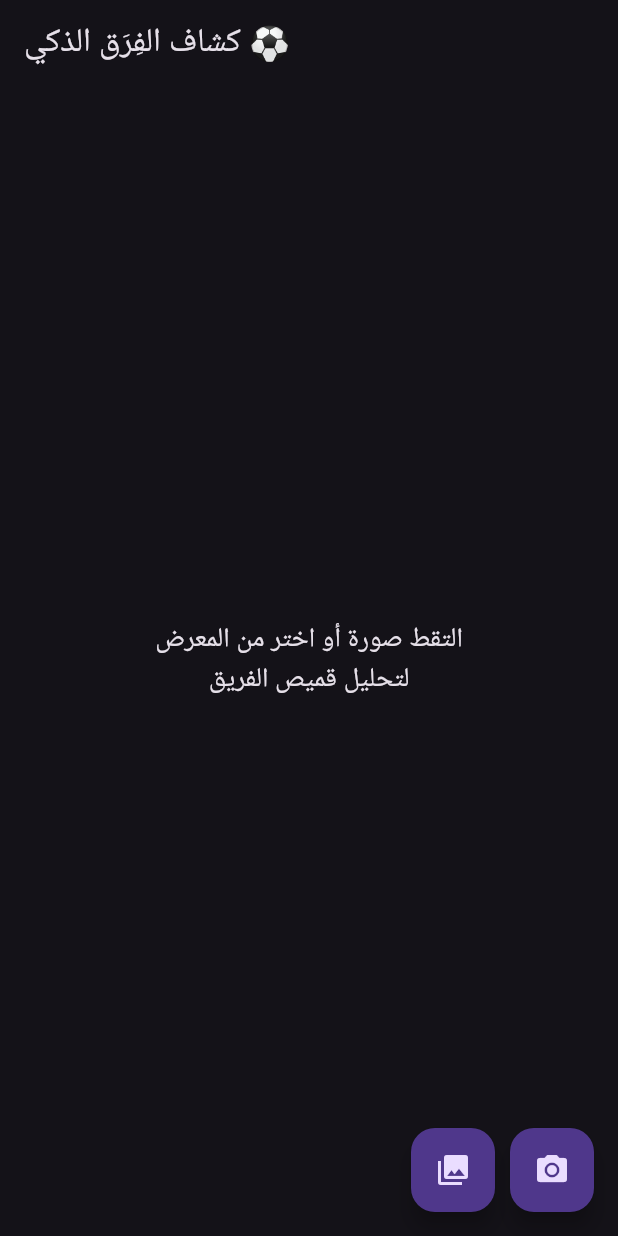
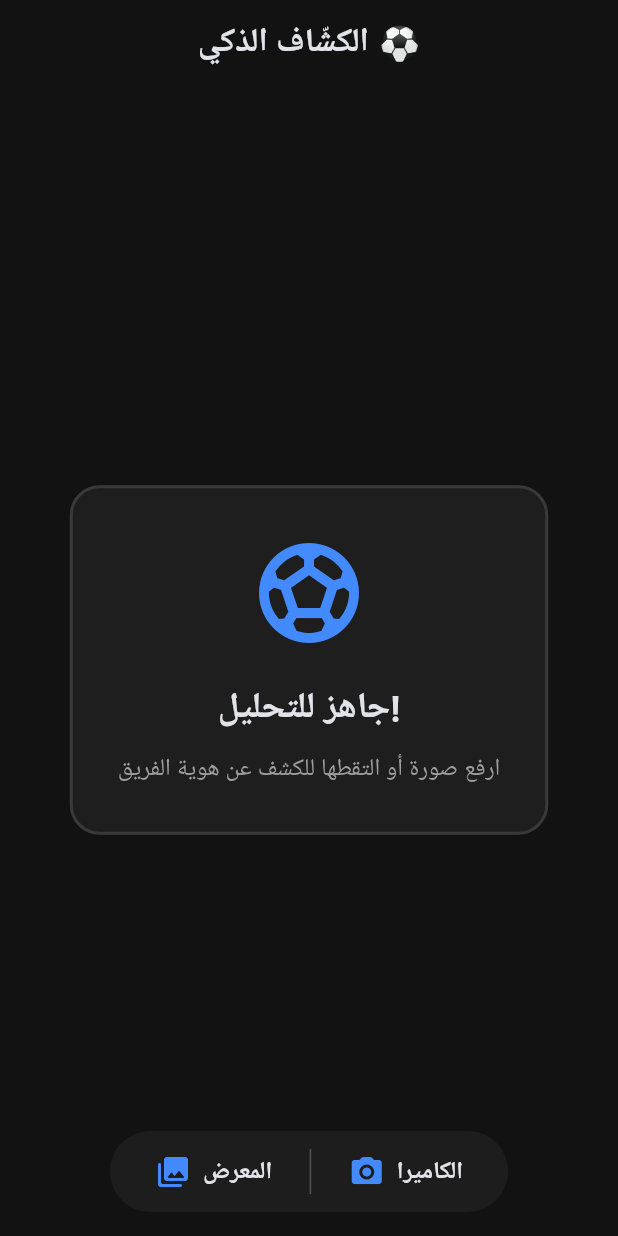
Before and after one commit to anas56u/Classico-App, a Flutter app: the screen it shows after launch, on a phone screen of 412 x 824 dp. Run offline on Flutter 3.47's test engine with Material 3 defaults, Android fonts, the phone set to English and light mode, and no system bars; our stand-ins replace flutter_bloc, image_picker; missing offline and left inert: tflite_v2.

Commit message:
complete App

```diff
--- a/lib/main.dart
+++ b/lib/main.dart
@@ -8,7 +8,14 @@ import 'ai_repository.dart';
 void main() {
   runApp(
     MaterialApp(
-      theme: ThemeData.dark(), // ثيم داكن احترافي
+      theme: ThemeData(
+        useMaterial3: true,
+        colorScheme: ColorScheme.fromSeed(
+          seedColor: Colors.blueAccent,
+          brightness: Brightness.dark,
+        ),
+        scaffoldBackgroundColor: const Color(0xFF121212),
+      ),
       debugShowCheckedModeBanner: false,
       home: BlocProvider(
         create: (context) => ClassifierCubit(AiRepository()),
@@ -24,61 +31,212 @@ class SportsClassifierScreen extends StatelessWidget {
   @override
   Widget build(BuildContext context) {
     return Scaffold(
-      appBar: AppBar(title: const Text('كشاف الفِرَق الذكي ⚽')),
-      body: Center(
+      appBar: AppBar(
+        title: const Text(
+          'الكشّاف الذكي ⚽',
+          style: TextStyle(fontWeight: FontWeight.bold, letterSpacing: 1.2),
+        ),
+        centerTitle: true,
+        elevation: 0,
+        backgroundColor: Colors.transparent,
+      ),
+      body: SafeArea(
+        child: Padding(
+          padding: const EdgeInsets.all(20.0),
+          child: Center(
+            child: AnimatedSwitcher(
+              duration: const Duration(milliseconds: 500),
+              transitionBuilder: (Widget child, Animation<double> animation) {
+                return FadeTransition(opacity: animation, child: child);
+              },
               child: BlocBuilder<ClassifierCubit, ClassifierState>(
                 builder: (context, state) {
                   if (state is ClassifierLoading) {
-              return const CircularProgressIndicator();
+                    return _buildLoadingState();
                   } else if (state is ClassifierSuccess) {
-              return Column(
-                mainAxisAlignment: MainAxisAlignment.center,
-                children: [
-                  ClipRRect(
-                    borderRadius: BorderRadius.circular(15),
-                    child: Image.file(state.image, height: 300, fit: BoxFit.cover),
-                  ),
-                  const SizedBox(height: 20),
-                  Text(
-                    "الفريق: ${state.teamName}",
-                    style: const TextStyle(fontSize: 26, fontWeight: FontWeight.bold),
-                  ),
-                  Text(
-                    "دقة الذكاء الاصطناعي: ${(state.confidence * 100).toStringAsFixed(1)}%",
-                    style: const TextStyle(fontSize: 16, color: Colors.grey),
-                  ),
-                ],
-              );
+                    return _buildSuccessState(state);
                   } else if (state is ClassifierError) {
-              return Text(state.message, style: const TextStyle(color: Colors.redAccent));
+                    return _buildErrorState(state);
                   }
-
-            // الحالة الابتدائية
-            return const Text(
-              'التقط صورة أو اختر من المعرض\nلتحليل قميص الفريق',
-              textAlign: TextAlign.center,
-              style: TextStyle(fontSize: 18),
-            );
+                  return _buildInitialState();
                 },
               ),
             ),
-      // أزرار لاختيار المصدر (كاميرا أو معرض)
-      floatingActionButton: Row(
-        mainAxisAlignment: MainAxisAlignment.end,
+          ),
+        ),
+      ),
+      floatingActionButtonLocation: FloatingActionButtonLocation.centerFloat,
+      floatingActionButton: _buildActionButtons(context),
+    );
+  }
+
+
+  Widget _buildInitialState() {
+    return Container(
+      key: const ValueKey('initial'),
+      padding: const EdgeInsets.all(30),
+      decoration: BoxDecoration(
+        color: Colors.white.withOpacity(0.05),
+        borderRadius: BorderRadius.circular(20),
+        border: Border.all(color: Colors.white12, width: 2),
+      ),
+      child: const Column(
+        mainAxisSize: MainAxisSize.min,
         children: [
-          FloatingActionButton(
-            heroTag: "gallery",
-            onPressed: () => context.read<ClassifierCubit>().pickAndClassifyImage(ImageSource.gallery),
-            child: const Icon(Icons.photo_library),
+          Icon(Icons.sports_soccer, size: 80, color: Colors.blueAccent),
+          SizedBox(height: 20),
+          Text(
+            'جاهز للتحليل!',
+            style: TextStyle(fontSize: 24, fontWeight: FontWeight.bold),
           ),
-          const SizedBox(width: 10),
-          FloatingActionButton(
-            heroTag: "camera",
-            onPressed: () => context.read<ClassifierCubit>().pickAndClassifyImage(ImageSource.camera),
-            child: const Icon(Icons.camera_alt),
+          SizedBox(height: 10),
+          Text(
+            'ارفع صورة أو التقطها للكشف عن هوية الفريق',
+            textAlign: TextAlign.center,
+            style: TextStyle(fontSize: 16, color: Colors.grey),
           ),
         ],
       ),
     );
   }
+
+  Widget _buildLoadingState() {
+    return const Column(
+      key: ValueKey('loading'),
+      mainAxisAlignment: MainAxisAlignment.center,
+      children: [
+        CircularProgressIndicator(color: Colors.blueAccent),
+        SizedBox(height: 20),
+        Text(
+          'يقوم الذكاء الاصطناعي بتحليل القميص...',
+          style: TextStyle(fontSize: 16, color: Colors.grey),
+        ),
+      ],
+    );
   }
+
+  Widget _buildSuccessState(ClassifierSuccess state) {
+    final Color confidenceColor = state.confidence > 0.8 ? Colors.green : Colors.orange;
+
+    return SingleChildScrollView(
+      key: const ValueKey('success'),
+      child: Column(
+        mainAxisAlignment: MainAxisAlignment.center,
+        children: [
+          Container(
+            decoration: BoxDecoration(
+              borderRadius: BorderRadius.circular(20),
+              boxShadow: [
+                BoxShadow(
+                  color: Colors.blueAccent.withOpacity(0.2),
+                  blurRadius: 20,
+                  spreadRadius: 5,
+                ),
+              ],
+            ),
+            child: ClipRRect(
+              borderRadius: BorderRadius.circular(20),
+              child: Image.file(state.image, height: 300, width: double.infinity, fit: BoxFit.cover),
+            ),
+          ),
+          const SizedBox(height: 30),
+          // بطاقة النتيجة
+          Container(
+            padding: const EdgeInsets.symmetric(vertical: 20, horizontal: 30),
+            decoration: BoxDecoration(
+              color: const Color(0xFF1E1E1E),
+              borderRadius: BorderRadius.circular(20),
+              border: Border.all(color: Colors.white12),
+            ),
+            child: Column(
+              children: [
+                Text(
+                  state.teamName.toUpperCase(),
+                  style: const TextStyle(
+                    fontSize: 28,
+                    fontWeight: FontWeight.w900,
+                    letterSpacing: 2,
+                  ),
+                ),
+                const SizedBox(height: 10),
+                Row(
+                  mainAxisSize: MainAxisSize.min,
+                  children: [
+                    Icon(Icons.analytics_outlined, color: confidenceColor, size: 20),
+                    const SizedBox(width: 8),
+                    Text(
+                      "نسبة التطابق: ${(state.confidence * 100).toStringAsFixed(1)}%",
+                      style: TextStyle(fontSize: 18, color: confidenceColor, fontWeight: FontWeight.bold),
+                    ),
+                  ],
+                ),
+              ],
+            ),
+          ),
+          const SizedBox(height: 80),
+        ],
+      ),
+    );
+  }
+
+  Widget _buildErrorState(ClassifierError state) {
+    return Column(
+      key: const ValueKey('error'),
+      mainAxisAlignment: MainAxisAlignment.center,
+      children: [
+        const Icon(Icons.error_outline, size: 60, color: Colors.redAccent),
+        const SizedBox(height: 20),
+        Text(
+          state.message,
+          textAlign: TextAlign.center,
+          style: const TextStyle(fontSize: 18, color: Colors.redAccent),
+        ),
+      ],
+    );
+  }
+
+  Widget _buildActionButtons(BuildContext context) {
+    return Container(
+      padding: const EdgeInsets.symmetric(horizontal: 20, vertical: 10),
+      decoration: BoxDecoration(
+        color: const Color(0xFF1E1E1E).withOpacity(0.9),
+        borderRadius: BorderRadius.circular(30),
+      ),
+      child: Row(
+        mainAxisSize: MainAxisSize.min,
+        children: [
+          _customButton(
+            context,
+            icon: Icons.photo_library_rounded,
+            label: 'المعرض',
+            onTap: () => context.read<ClassifierCubit>().pickAndClassifyImage(ImageSource.gallery),
+          ),
+          Container(width: 1, height: 30, color: Colors.white24, margin: const EdgeInsets.symmetric(horizontal: 15)),
+          _customButton(
+            context,
+            icon: Icons.camera_alt_rounded,
+            label: 'الكاميرا',
+            onTap: () => context.read<ClassifierCubit>().pickAndClassifyImage(ImageSource.camera),
+          ),
+        ],
+      ),
+    );
+  }
+
+  Widget _customButton(BuildContext context, {required IconData icon, required String label, required VoidCallback onTap}) {
+    return InkWell(
+      onTap: onTap,
+      borderRadius: BorderRadius.circular(15),
+      child: Padding(
+        padding: const EdgeInsets.symmetric(horizontal: 10, vertical: 5),
+        child: Row(
+          children: [
+            Icon(icon, color: Colors.blueAccent),
+            const SizedBox(width: 8),
+            Text(label, style: const TextStyle(fontSize: 16, fontWeight: FontWeight.bold)),
+          ],
+        ),
+      ),
+    );
+  }
+}
--- a/pubspec.yaml
+++ b/pubspec.yaml
@@ -62,7 +62,7 @@ flutter:
 
   # To add assets to your application, add an assets section, like this:
   assets:
-    - assests/
+    - assets/
   #   - images/a_dot_ham.jpeg
 
   # An image asset can refer to one or more resolution-specific "variants", see
```
Also changed, not shown: lib/ai_repository.dart (+4 -5 lines), lib/classifier_cubit/classifier_cubit.dart (+3 -7 lines), assets/labels.txt (renamed from assests/labels.txt), 2 other files. Lines whose indentation alone changed are shown as unchanged.
